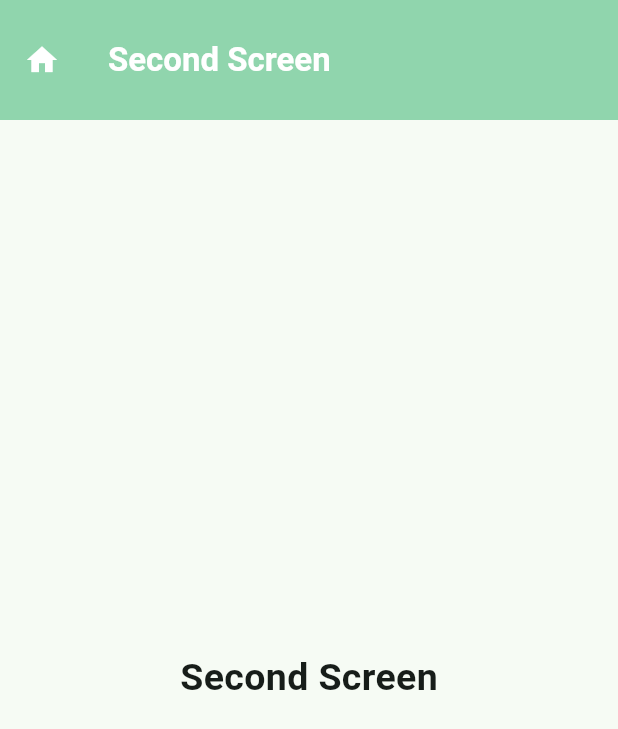
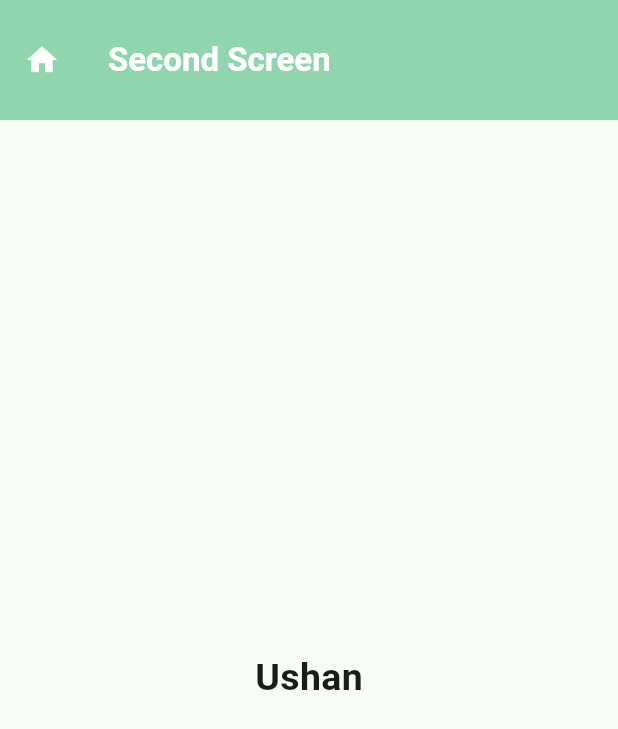
Before and after one commit to ushanwk/Flutter-Self-Learning-Room, a Flutter app: the screen it shows after launch, after a tap on the "add" icon, on a phone screen of 412 x 824 dp. Shown: the top 729 px of the screen. Run offline on Flutter 3.47's test engine with Material 3 defaults, Android fonts, the light colour scheme and no system bars; our stand-ins replace device_preview.

Commit message:
Navigations done

```diff
--- a/flutter_application_6/lib/main.dart
+++ b/flutter_application_6/lib/main.dart
@@ -1,4 +1,5 @@
 import 'package:flutter/material.dart';
+import '/screens/second_screen.dart';
 import 'screens/home_page.dart';
 
 void main() {
@@ -18,6 +19,9 @@ class MyApp extends StatelessWidget {
         useMaterial3: true,
       ),
       home: const MyHomePage(title: 'Flutter Navigation'),
+      routes: <String, WidgetBuilder>{
+        '/second':(context)=>SecondScreen("Ushan"),
+      },
     );
   }
 }
--- a/flutter_application_6/lib/screens/home_page.dart
+++ b/flutter_application_6/lib/screens/home_page.dart
@@ -34,8 +34,9 @@ class _MyHomePageState extends State<MyHomePage> {
       floatingActionButton: FloatingActionButton(
         onPressed: (){
           Navigator.of(context).push(MaterialPageRoute(builder: (_){
-            return SecondScreen();
+            return SecondScreen("Ushan");
           }));
+          // Navigator.of(context).pushNamed('/second');
         },
         tooltip: 'Increment',
         child: const Icon(Icons.add),
--- a/flutter_application_6/lib/screens/second_screen.dart
+++ b/flutter_application_6/lib/screens/second_screen.dart
@@ -2,7 +2,12 @@ import 'package:flutter/material.dart';
 import 'package:flutter_application_6/screens/home_page.dart';
 
 class SecondScreen extends StatelessWidget {
-  const SecondScreen({super.key});
+
+  String name = "";
+
+  SecondScreen(String name){
+    this.name = name;
+  }
 
   @override
   Widget build(BuildContext context) {
@@ -22,8 +27,8 @@ class SecondScreen extends StatelessWidget {
         child: Column(
           mainAxisAlignment: MainAxisAlignment.center,
           children: <Widget>[
-            const Text(
-              'Second Screen',
+            Text(
+              '$name',
               style: TextStyle(fontSize: 25,fontWeight: FontWeight.bold),
             ),
           ],
```
